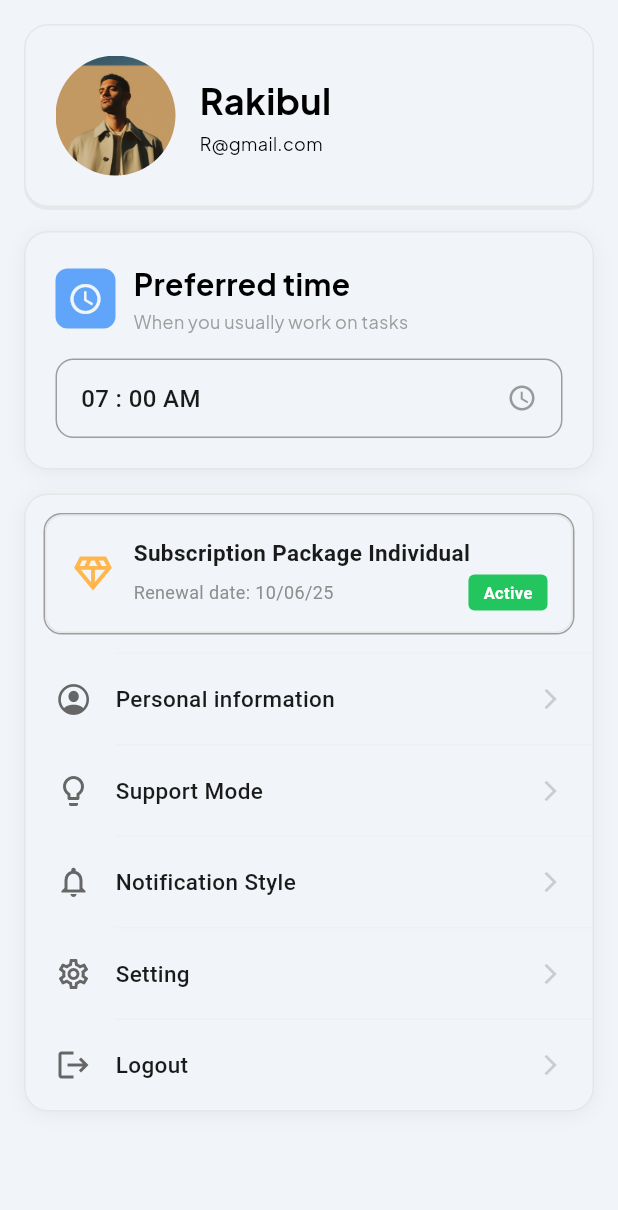
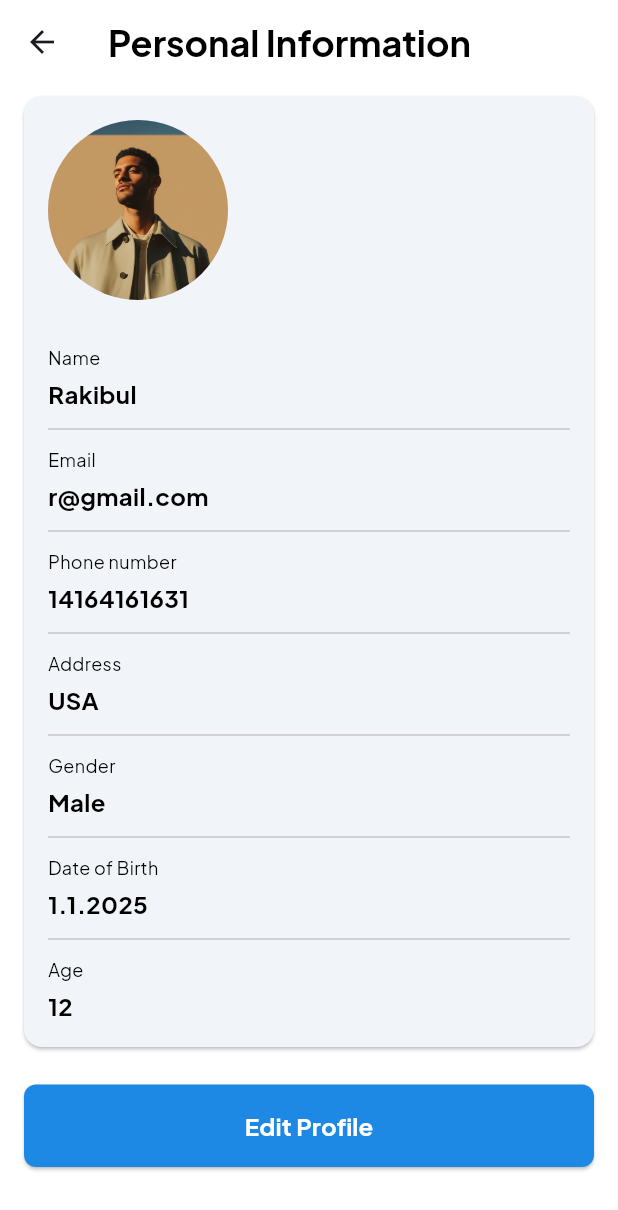
Before and after one commit to Rakibul-E404/daily_task, a Flutter app: the ProfileScreen screen opened directly, after a tap on "Personal information", on a phone screen of 412 x 824 dp. Shown: the top 1210 px of the screen. Run offline on Flutter 3.47's test engine with Material 3 defaults, Android fonts, the phone set to English and light mode, and no system bars; our stand-ins replace dropdown_search, flutter_svg, get, pinput.

Commit message:
working on profile_indevidual_Update

```diff
--- /dev/null
+++ b/lib/individual_user/features/profile/personal_information/personal_information_screen.dart
@@ -0,0 +1,133 @@
+import 'package:askfemi/utils/app_colors.dart';
+import 'package:askfemi/utils/app_texts.dart';
+import 'package:flutter/material.dart';
+
+
+class PersonalInformationScreen extends StatelessWidget {
+  const PersonalInformationScreen({super.key});
+
+  @override
+  Widget build(BuildContext context) {
+    return Scaffold(
+      backgroundColor: AppColors.white,
+      appBar: AppBar(
+        backgroundColor: AppColors.white,
+        title:  Text(
+          'Personal Information',
+          style: AppTextStyles.largeHeading,
+        ),
+      ),
+      body: Container(
+        color: AppColors.white, // Light grey background
+        child: Column(
+          crossAxisAlignment: CrossAxisAlignment.start,
+          children: [
+            // Profile information card
+            Card(
+              color: AppColors.backgroundColor,
+              margin: const EdgeInsets.symmetric(horizontal: 16, vertical: 8),
+              elevation: 1,
+              child: Padding(
+                padding: const EdgeInsets.all(16.0),
+                child: Column(
+                  crossAxisAlignment: CrossAxisAlignment.start,
+                  children: [
+
+                    // Profiel Image
+                    CircleAvatar(
+                      radius: 60,
+                      foregroundImage: AssetImage("assets/images/dummy_user_image.png"),
+                    ),
+                    SizedBox(
+                      height: 30,
+                    ),
+                    // Name
+                    _buildInfoRow('Name', 'Rakibul'),
+
+                    const Divider(height: 24, thickness: 1),
+
+                    // Email
+                    _buildInfoRow('Email', 'r@gmail.com'),
+
+                    const Divider(height: 24, thickness: 1),
+
+                    // Phone number
+                    _buildInfoRow('Phone number', '14164161631'),
+
+                    const Divider(height: 24, thickness: 1),
+
+                    // Address
+                    _buildInfoRow('Address', 'USA'),
+
+                    const Divider(height: 24, thickness: 1),
+
+                    // Gender
+                    _buildInfoRow('Gender', 'Male'),
+
+                    const Divider(height: 24, thickness: 1),
+
+                    // Date of Birth
+                    _buildInfoRow('Date of Birth', '1.1.2025'),
+
+                    const Divider(height: 24, thickness: 1),
+
+                    // Age
+                    _buildInfoRow('Age', '12'),
+                  ],
+                ),
+              ),
+            ),
+
+            const Spacer(),
+
+            // Edit Profile Button
+            Container(
+              width: double.infinity,
+              padding: const EdgeInsets.all(16.0),
+              child: ElevatedButton(
+                onPressed: () {},
+                style: ElevatedButton.styleFrom(
+                  backgroundColor: const Color(0xFF1E88E5), // Blue color
+                  foregroundColor: Colors.white,
+                  padding: const EdgeInsets.symmetric(vertical: 16),
+                  shape: RoundedRectangleBorder(
+                    borderRadius: BorderRadius.circular(8),
+                  ),
+                ),
+                child:  Text(
+                  'Edit Profile',
+                  style: AppTextStyles.defaultTextStyle.copyWith(
+                    fontWeight: FontWeight.bold,
+                    color: AppColors.white
+                  ),
+                ),
+              ),
+            ),
+            SizedBox(height: 30,)
+          ],
+        ),
+      ),
+    );
+  }
+
+  Widget _buildInfoRow(String label, String value) {
+    return Column(
+      crossAxisAlignment: CrossAxisAlignment.start,
+      children: [
+        Text(
+          label,
+          style: AppTextStyles.smallText.copyWith(
+            color: AppColors.black
+          ),
+        ),
+        const SizedBox(height: 4),
+        Text(
+          value,
+          style: AppTextStyles.defaultTextStyle.copyWith(
+            fontWeight: FontWeight.bold
+          ),
+        ),
+      ],
+    );
+  }
+}
--- a/lib/individual_user/features/profile/profile_screen.dart
+++ b/lib/individual_user/features/profile/profile_screen.dart
@@ -1,5 +1,8 @@
+import 'package:askfemi/individual_user/features/profile/personal_information/personal_information_screen.dart';
 import 'package:flutter/cupertino.dart';
 import 'package:flutter/material.dart';
+import 'package:get/get_core/src/get_main.dart';
+import 'package:get/get_navigation/src/extension_navigation.dart';
 import '../../../utils/app_colors.dart';
 import '../../../utils/app_texts.dart';
 
@@ -23,9 +26,7 @@ class ProfileScreen extends StatelessWidget {
                   Container(
                     padding: const EdgeInsets.all(20),
                     decoration: BoxDecoration(
-                      border: Border.all(
-                        color: AppColors.lightGrey,
-                      ),
+                      border: Border.all(color: AppColors.lightGrey),
                       color: AppColors.backgroundColor,
                       borderRadius: BorderRadius.circular(16),
                       boxShadow: [
@@ -45,7 +46,9 @@ class ProfileScreen extends StatelessWidget {
                           decoration: BoxDecoration(
                             shape: BoxShape.circle,
                             image: const DecorationImage(
-                              image: AssetImage("assets/images/dummy_user_image.png"),
+                              image: AssetImage(
+                                "assets/images/dummy_user_image.png",
+                              ),
                               fit: BoxFit.cover,
                             ),
                           ),
@@ -55,16 +58,13 @@ class ProfileScreen extends StatelessWidget {
                         Column(
                           crossAxisAlignment: CrossAxisAlignment.start,
                           children: [
-                            Text(
-                              'Rakibul',
-                              style: AppTextStyles.largeHeading
-                            ),
+                            Text('Rakibul', style: AppTextStyles.largeHeading),
                             SizedBox(height: 4),
                             Text(
                               'R@gmail.com',
                               style: AppTextStyles.smallText.copyWith(
-                                color: AppColors.black
-                              )
+                                color: AppColors.black,
+                              ),
                             ),
                           ],
                         ),
@@ -77,9 +77,7 @@ class ProfileScreen extends StatelessWidget {
                   Container(
                     padding: const EdgeInsets.all(20),
                     decoration: BoxDecoration(
-                      border: Border.all(
-                        color: AppColors.lightGrey
-                      ),
+                      border: Border.all(color: AppColors.lightGrey),
                       color: AppColors.backgroundColor,
                       borderRadius: BorderRadius.circular(16),
                       boxShadow: [
@@ -133,10 +131,7 @@ class ProfileScreen extends StatelessWidget {
                           ),
                           decoration: BoxDecoration(
                             color: AppColors.backgroundColor,
-                            border: Border.all(
-                              color: AppColors.grey,
-                              width: 1,
-                            ),
+                            border: Border.all(color: AppColors.grey, width: 1),
                             borderRadius: BorderRadius.circular(12),
                           ),
                           child: Row(
@@ -166,7 +161,7 @@ class ProfileScreen extends StatelessWidget {
                   // Menu Items Card
                   Container(
                     decoration: BoxDecoration(
-                      border: Border.all(color: AppColors.lightGrey,),
+                      border: Border.all(color: AppColors.lightGrey),
                       color: AppColors.backgroundColor,
                       borderRadius: BorderRadius.circular(16),
                       boxShadow: [
@@ -190,7 +185,7 @@ class ProfileScreen extends StatelessWidget {
                               borderRadius: BorderRadius.circular(12),
                               color: AppColors.backgroundColor,
                             ),
-                            child: buildSubscriptionCard()
+                            child: buildSubscriptionCard(),
                           ),
                         ),
 
@@ -200,7 +195,9 @@ class ProfileScreen extends StatelessWidget {
                           icon: CupertinoIcons.person_crop_circle,
                           iconColor: const Color(0xFF666666),
                           title: 'Personal information',
-                          onTap: () {},
+                          onTap: () {
+                            Get.to(() => PersonalInformationScreen());
+                          },
                         ),
                         _buildDivider(),
                         // Support Mode
@@ -266,11 +263,7 @@ class ProfileScreen extends StatelessWidget {
         ),
         child: Row(
           children: [
-            Icon(
-              icon,
-              color: iconColor,
-              size: 24,
-            ),
+            Icon(icon, color: iconColor, size: 24),
             const SizedBox(width: 16),
             Expanded(
               child: Column(
@@ -350,20 +343,13 @@ class ProfileScreen extends StatelessWidget {
       decoration: BoxDecoration(
         color: AppColors.backgroundColor,
         borderRadius: BorderRadius.circular(12),
-        border: Border.all(
-          color: AppColors.lightGrey,
-          width: 1,
-        ),
+        border: Border.all(color: AppColors.lightGrey, width: 1),
       ),
       child: Row(
         crossAxisAlignment: CrossAxisAlignment.center,
         children: [
           // Diamond Icon
-          Icon(
-            Icons.diamond_outlined,
-            color: Color(0xFFFFB74D),
-            size: 30,
-          ),
+          Icon(Icons.diamond_outlined, color: Color(0xFFFFB74D), size: 30),
 
           const SizedBox(width: 12),
 
@@ -390,24 +376,22 @@ class ProfileScreen extends StatelessWidget {
                   children: [
                     const Text(
                       'Renewal date: 10/06/25',
-                      style: TextStyle(
-                        fontSize: 12,
-                        color: Color(0xFF8E8E8E),
-                      ),
+                      style: TextStyle(fontSize: 12, color: Color(0xFF8E8E8E)),
                     ),
                     // Active Tag
                     Container(
-                      padding: const EdgeInsets.symmetric(horizontal: 10, vertical: 4),
+                      padding: const EdgeInsets.symmetric(
+                        horizontal: 10,
+                        vertical: 4,
+                      ),
                       decoration: BoxDecoration(
-                        color:  AppColors.green,
+                        color: AppColors.green,
                         borderRadius: BorderRadius.circular(4),
                       ),
-                      child: const Text(
+                      child: Text(
                         'Active',
-                        style: TextStyle(
-                          fontSize: 11,
-                          fontWeight: FontWeight.w600,
-                          color: Colors.white,
+                        style: AppTextStyles.smallText.copyWith(
+                          color: AppColors.white,
                         ),
                       ),
                     ),
@@ -420,5 +404,4 @@ class ProfileScreen extends StatelessWidget {
       ),
     );
   }
-
 }
```
